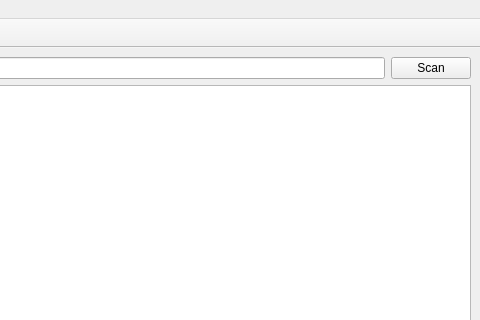
The window that ui/cn_diag_tool.main.ui (DamirKh/plc_se) describes before a commit, drawn with Qt 5; both pictures show x 573 to 1053 and y 0 to 320 of the 1053 by 772 pixel window.
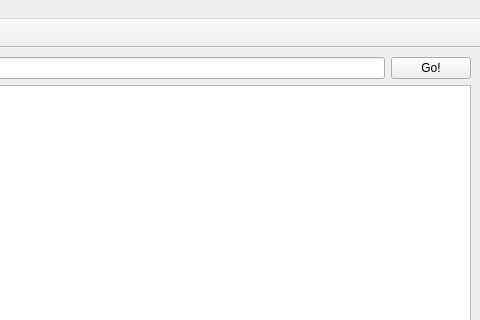
The same window after the commit. Icons and pictures are not drawn. Custom widgets are drawn as their Qt base class.

Diff of the .ui file:
```diff
--- a/ui/cn_diag_tool.main.ui
+++ b/ui/cn_diag_tool.main.ui
@@ -39,7 +39,7 @@
          <bool>true</bool>
         </property>
         <property name="text">
-         <string>Scan</string>
+         <string>Go!</string>
         </property>
        </widget>
       </item>
```
Left out of the diff: 31 changed lines with no effect on the pictures.
